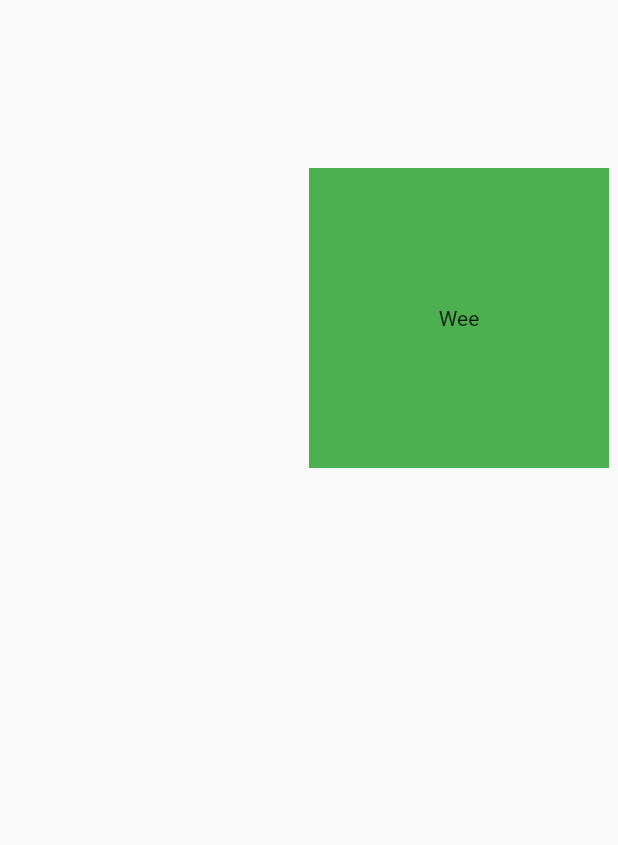
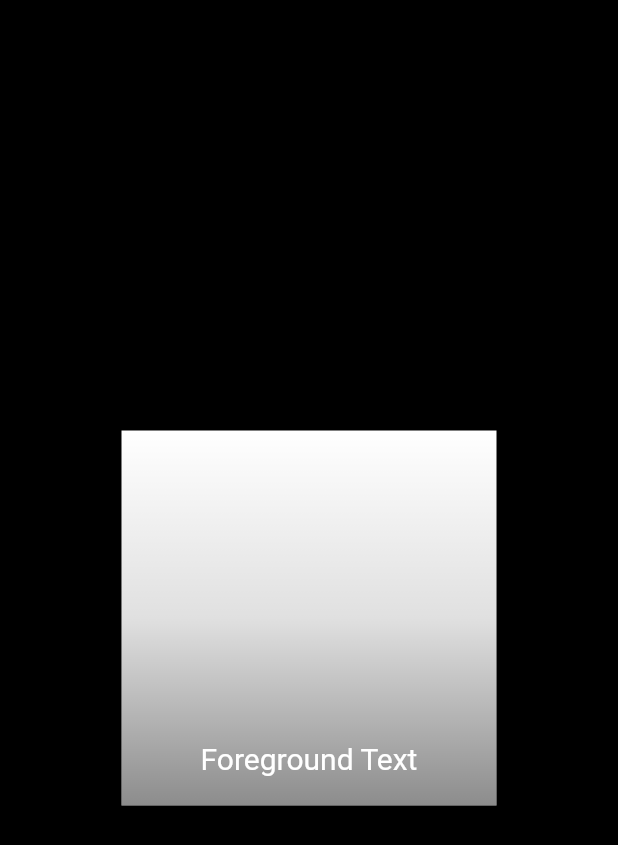
Before and after one commit to wangbin0802/FlutterApp, a Flutter app: the screen it shows after launch, on a phone screen of 412 x 824 dp. Shown: the top 845 px of the screen. Run offline on Flutter 3.47's test engine with Material 2 defaults, Android fonts, the phone set to English and light mode, and no system bars.

Commit message:
Stack layout demo

```diff
--- a/flutter_app/lib/main.dart
+++ b/flutter_app/lib/main.dart
@@ -8,6 +8,7 @@ import 'package:flutter_app/todo/Todo.dart';
 import 'package:flutter_app/todo/TodosScreen.dart';
 import 'package:flutter_app/todo/effect.dart';
 import 'package:flutter_app/widget/spinner.dart';
+import 'package:flutter_app/widget/stack.dart';
 
 import 'ShoppingList.dart';
 import 'anim/fade.dart';
@@ -23,8 +24,9 @@ void main() {
 //        'A description of what needs to be done for Todo $i'))),
 //    home: MainScreen(),
     home: Scaffold(
+      backgroundColor: Colors.black,
       body: Center(
-        child: Spinner(),
+        child: StackDemo(),
       ),
     ),
   ));
--- /dev/null
+++ b/flutter_app/lib/widget/stack.dart
@@ -0,0 +1,39 @@
+import 'package:flutter/material.dart';
+
+class StackDemo extends StatelessWidget {
+  @override
+  Widget build(BuildContext context) {
+    return SizedBox(
+      width: 250,
+      height: 250,
+      child: Stack(
+        children: <Widget>[
+          Container(
+            width: 250,
+            height: 250,
+            color: Colors.white,
+          ),
+          Container(
+            padding: EdgeInsets.all(20),
+            alignment: Alignment.bottomCenter,
+            decoration: BoxDecoration(
+              gradient: LinearGradient(
+                begin: Alignment.topCenter,
+                end: Alignment.bottomCenter,
+                colors: <Color>[
+                  Colors.black.withAlpha(0),
+                  Colors.black12,
+                  Colors.black45
+                ]
+              )
+            ),
+            child: Text(
+              'Foreground Text',
+              style: TextStyle(color: Colors.white, fontSize: 20.0),
+            ),
+          )
+        ],
+      ),
+    );
+  }
+}
```
